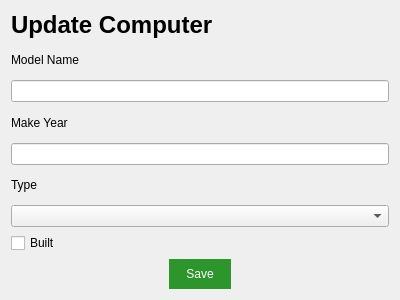
Before: the Qt Designer form editcomputer.ui in danielm15/VLN1-2016-Hopur_16, drawn with Qt 5.
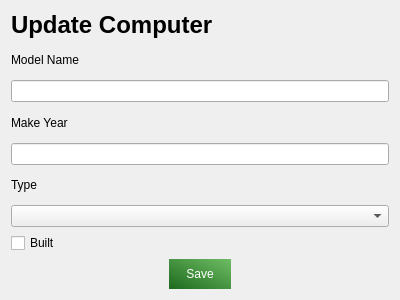
After: the same form once the commit is applied. Icons and pictures are not drawn.

Commit message: Added gradient to buttons

```diff
--- a/editcomputer.ui
+++ b/editcomputer.ui
@@ -98,9 +98,9 @@
    <item alignment="Qt::AlignHCenter">
     <widget class="QPushButton" name="pushButtonSave">
      <property name="styleSheet">
-      <string notr="true">#pushButtonSave {
+      <string notr="true">#pushButtonSave{
 	color: rgb(255, 255, 255);
-	background-color: rgb(44, 150, 44);
+	background-color: qlineargradient(spread:pad, x1:0, y1:1, x2:1, y2:0, stop:0.0149254 rgba(31, 107, 31, 255), stop:1 rgba(110, 189, 100, 255));
 	padding: 6px 15px;
 	border: 2px solid;
 	border-color: transparent;
```
Left out of the diff: 2 changed lines with no effect on the pictures. The commit also changes 5 other files.
